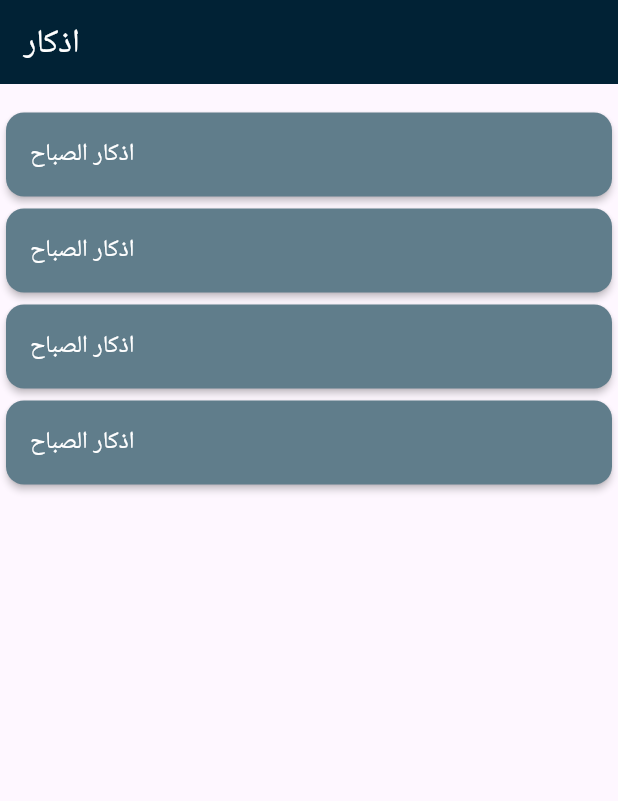
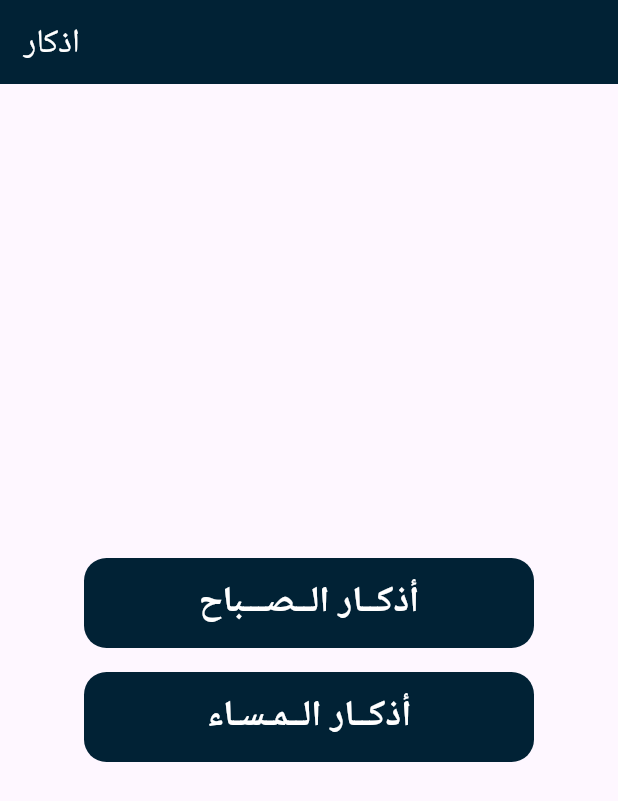
Before and after one commit to mdagher91/azkaar_app, a Flutter app: the screen it shows after launch, on a phone screen of 412 x 824 dp. Shown: the top 801 px of the screen. Run offline on Flutter 3.47's test engine with Material 3 defaults, Android fonts, the light colour scheme and no system bars.

Commit message:
update02

```diff
--- a/analysis_options.yaml
+++ b/analysis_options.yaml
@@ -7,6 +7,9 @@
 
 # The following line activates a set of recommended lints for Flutter apps,
 # packages, and plugins designed to encourage good coding practices.
+analyzer:
+  errors:
+    unused_import: ignore
 include: package:flutter_lints/flutter.yaml
 
 linter:
@@ -23,6 +26,5 @@ linter:
   rules:
     # avoid_print: false  # Uncomment to disable the `avoid_print` rule
     # prefer_single_quotes: true  # Uncomment to enable the `prefer_single_quotes` rule
-
 # Additional information about this file can be found at
 # https://dart.dev/guides/language/analysis-options
--- a/lib/layout/home_page.dart
+++ b/lib/layout/home_page.dart
@@ -1,5 +1,6 @@
 import 'package:azkaar_app/constants/color.dart';
 import 'package:azkaar_app/widgets/azkar_item.dart';
+import 'package:azkaar_app/widgets/custom_button.dart';
 import 'package:flutter/material.dart';
 
 class HomePage extends StatelessWidget {
@@ -16,11 +17,10 @@ class HomePage extends StatelessWidget {
         children: [
           Column(
             children: [
-              SizedBox(height: 15),
-              AzkarItem(),
-              AzkarItem(),
-              AzkarItem(),
-              AzkarItem(),
+              Spacer(),
+              CustomButton(text: 'أذكــار الــصـــباح', onPressed: () {}),
+              CustomButton(text: 'أذكــار الــمـسـاء', onPressed: () {}),
+              Spacer(),
             ],
           ),
         ],
--- /dev/null
+++ b/lib/widgets/custom_button.dart
@@ -0,0 +1,33 @@
+import 'package:azkaar_app/constants/color.dart';
+import 'package:flutter/material.dart';
+
+class CustomButton extends StatelessWidget {
+  const CustomButton({super.key, required this.text, required this.onPressed});
+  final String? text;
+  final VoidCallback? onPressed;
+
+  @override
+  Widget build(BuildContext context) {
+    return Padding(
+      padding: const EdgeInsets.all(8.0),
+      child: Container(
+        height: 60,
+        width: 300,
+        decoration: BoxDecoration(
+          borderRadius: BorderRadius.circular(15),
+          color: defaultColor,
+        ),
+        child: Center(
+          child: Text(
+            text!,
+            style: TextStyle(
+              color: Colors.white,
+              fontSize: 24,
+              fontWeight: FontWeight.bold,
+            ),
+          ),
+        ),
+      ),
+    );
+  }
+}
```
